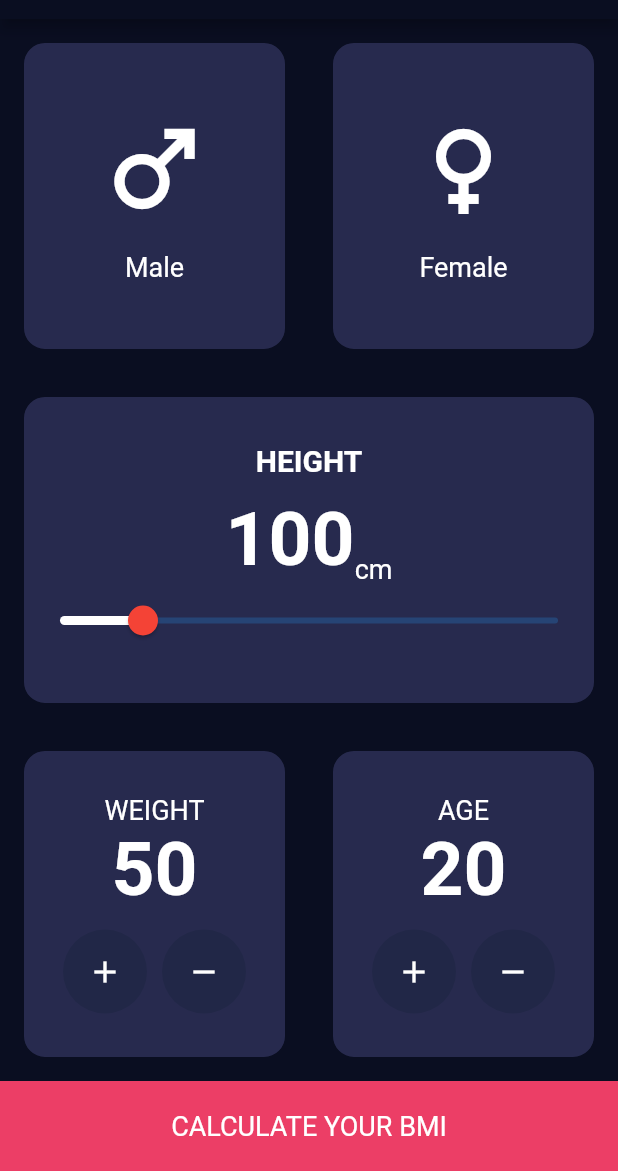
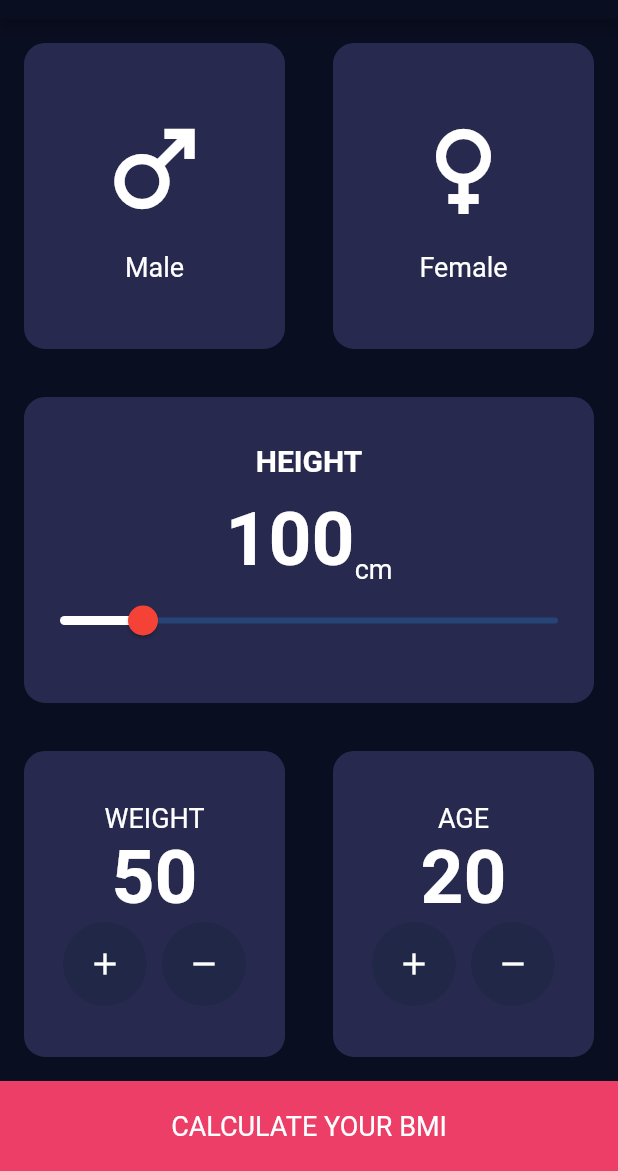
Before and after one commit to RudyHarun99/bmi-calculator, a Flutter app: the screen it shows after launch, on a phone screen of 412 x 824 dp, the part 65-1236 px from its top. Run offline on Flutter 3.47's test engine with Material 2 defaults, Android fonts, the phone set to English and light mode, and no system bars.

Commit message:
bmi calculator with flutter

```diff
--- a/lib/views/bmi_data_screen.dart
+++ b/lib/views/bmi_data_screen.dart
@@ -112,7 +112,6 @@ class _BmiDataScreenState extends State<BmiDataScreen> {
                     children: [
                       Text('WEIGHT', style: labelTextStyle),
                       Text('$weight', style: numberStyle),
-                      const SizedBox(height: 10),
                       Row(
                           mainAxisAlignment: MainAxisAlignment.center,
                           children: [
@@ -139,7 +138,6 @@ class _BmiDataScreenState extends State<BmiDataScreen> {
                     children: [
                       Text('AGE', style: labelTextStyle),
                       Text('$age', style: numberStyle),
-                      const SizedBox(height: 10),
                       Row(
                           mainAxisAlignment: MainAxisAlignment.center,
                           children: [
```
